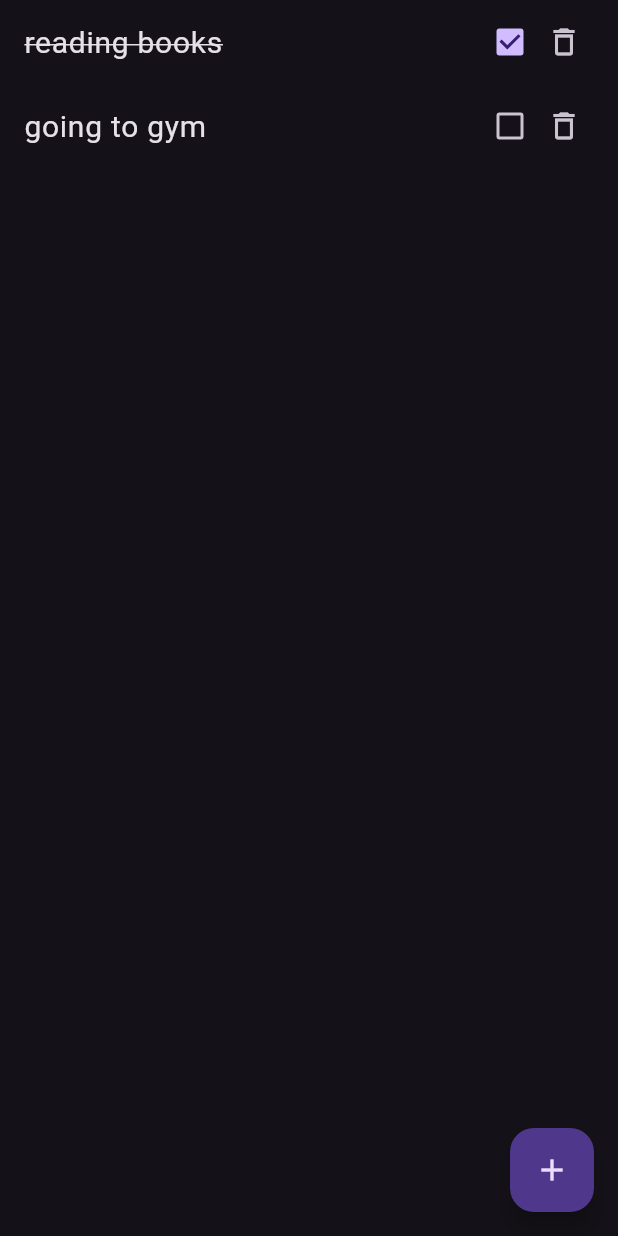
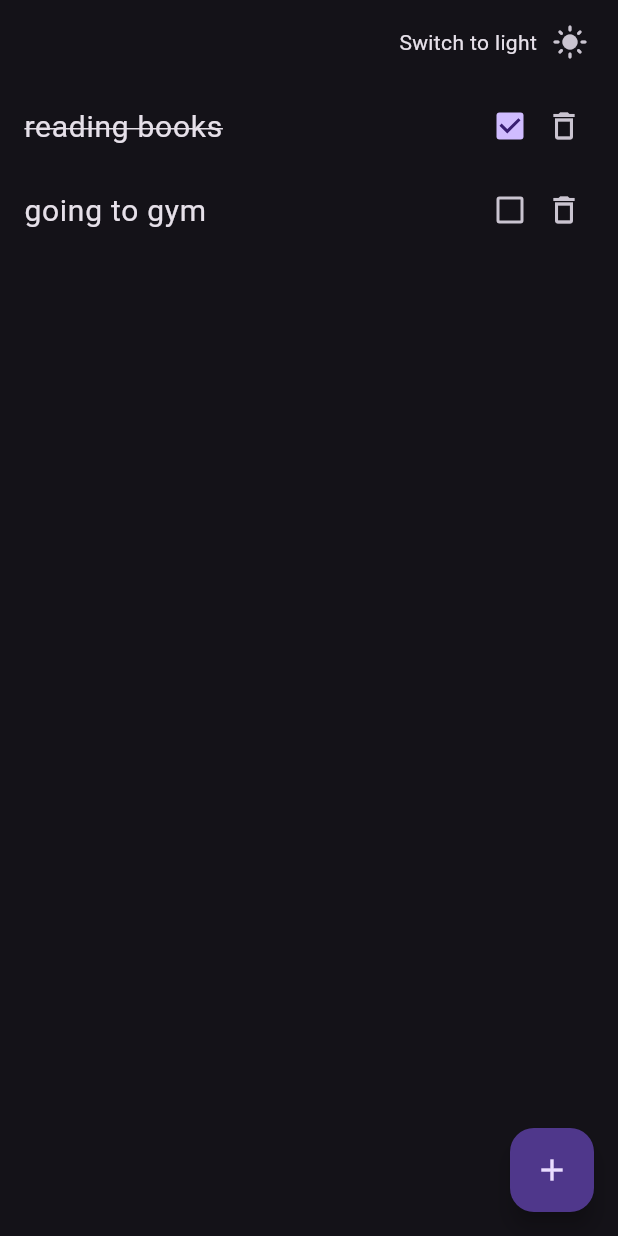
Before and after one commit to BabuMohanPurush/1-try-git.dart, a Flutter app: the screen it shows after launch, on a phone screen of 412 x 824 dp. Run offline on Flutter 3.47's test engine with Material 3 defaults, Android fonts, the phone set to English and light mode, and no system bars.

Commit message:
last commit

```diff
--- a/lib/main.dart
+++ b/lib/main.dart
@@ -1,5 +1,6 @@
 import 'package:flutter/material.dart';
 import 'package:provider/provider.dart';
+import 'package:todo_application/providers/theme_provider.dart';
 import 'package:todo_application/providers/todo_list_provider.dart';
 import 'package:todo_application/screens/todo_screen.dart';
 
@@ -8,6 +9,7 @@ void main() {
     MultiProvider(
       providers: [
         ChangeNotifierProvider(create: (context) => TodoListProvider()),
+        ChangeNotifierProvider(create: (context) => ThemeProvider()),
       ],
       child: MyApplication(),
     ),
@@ -19,10 +21,14 @@ class MyApplication extends StatelessWidget {
 
   @override
   Widget build(BuildContext context) {
-    return MaterialApp(
-      theme: ThemeData.dark(),
-      debugShowCheckedModeBanner: false,
-      home: TodoScreen(),
+    return Consumer<ThemeProvider>(
+      builder: (context, provider, child) {
+        return MaterialApp(
+          theme: provider.theme,
+          debugShowCheckedModeBanner: false,
+          home: TodoScreen(),
+        );
+      },
     );
   }
 }
--- /dev/null
+++ b/lib/providers/theme_provider.dart
@@ -0,0 +1,14 @@
+import 'package:flutter/material.dart';
+
+class ThemeProvider extends ChangeNotifier {
+  ThemeData theme = ThemeData.dark();
+
+  void toogleTheme() {
+    if (theme == ThemeData.dark()) {
+      theme = ThemeData.light();
+    } else {
+      theme = ThemeData.dark();
+    }
+    notifyListeners();
+  }
+}
--- a/lib/providers/todo_list_provider.dart
+++ b/lib/providers/todo_list_provider.dart
@@ -7,6 +7,7 @@ class TodoListProvider extends ChangeNotifier {
     TodoModel(title: "going to gym", isCompleted: false),
     //TodModel(title:"watching movies", isCompleted: true),
 
+ // 2 items
   ];
 
   void addTodoList(TodoModel todo) {
--- a/lib/screens/todo_screen.dart
+++ b/lib/screens/todo_screen.dart
@@ -1,5 +1,6 @@
 import 'package:flutter/material.dart';
 import 'package:provider/provider.dart';
+import 'package:todo_application/providers/theme_provider.dart';
 import 'package:todo_application/providers/todo_list_provider.dart';
 import 'package:todo_application/screens/add_todo_screen.dart';
 
@@ -9,16 +10,47 @@ class TodoScreen extends StatelessWidget {
   @override
   Widget build(BuildContext context) {
     return Scaffold(
+      appBar: AppBar(
+        actionsPadding: EdgeInsets.symmetric(horizontal: 20),
+        actions: [
+          Consumer<ThemeProvider>(
+            builder: (context, provider, child) {
+              return GestureDetector(
+                onTap: () {
+                  provider.toogleTheme();
+                },
+                child: Row(
+                  spacing: 10,
+                  children: [
+                    Text(
+                      provider.theme == ThemeData.dark()
+                          ? "Switch to light"
+                          : "Switch to dark",
+                    ),
+                    Icon(
+                      provider.theme == ThemeData.dark()
+                          ? Icons.light_mode
+                          : Icons.dark_mode,
+                    ),
+                  ],
+                ),
+              );
+            },
+          ),
+        ],
+      ),
       body: Consumer<TodoListProvider>(
         builder: (context, provider, child) {
           return provider.todos.isEmpty
               ? Center(child: Text("Todo list is empty"))
               : ListView.builder(
                   itemCount: provider.todos.length,
+                  //2
                   itemBuilder: (context, index) {
                     return ListTile(
                       title: Text(
-                        provider.todos[index].title,
+                        //index = 1
+                        provider.todos[index].title, //todos[1].title
                         style: TextStyle(
                           decoration: provider.todos[index].isCompleted == true
                               ? TextDecoration.lineThrough
```
